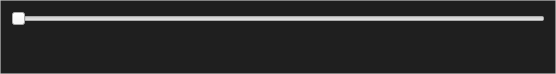
Old version of the form app/assets/ui/video_bar.ui in the repository ahsanirfan961/Automated-Number-Plate-Detection---YOLOv8---TrOCR.
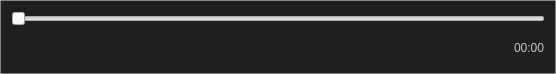
New version of the form. Icons and pictures are not drawn.

```diff
--- a/app/assets/ui/video_bar.ui
+++ b/app/assets/ui/video_bar.ui
@@ -407,6 +407,16 @@
        </property>
       </spacer>
      </item>
+     <item>
+      <widget class="QLabel" name="time">
+       <property name="styleSheet">
+        <string notr="true">color: rgba(200,200,200,255);</string>
+       </property>
+       <property name="text">
+        <string>00:00</string>
+       </property>
+      </widget>
+     </item>
     </layout>
    </item>
   </layout>
```
